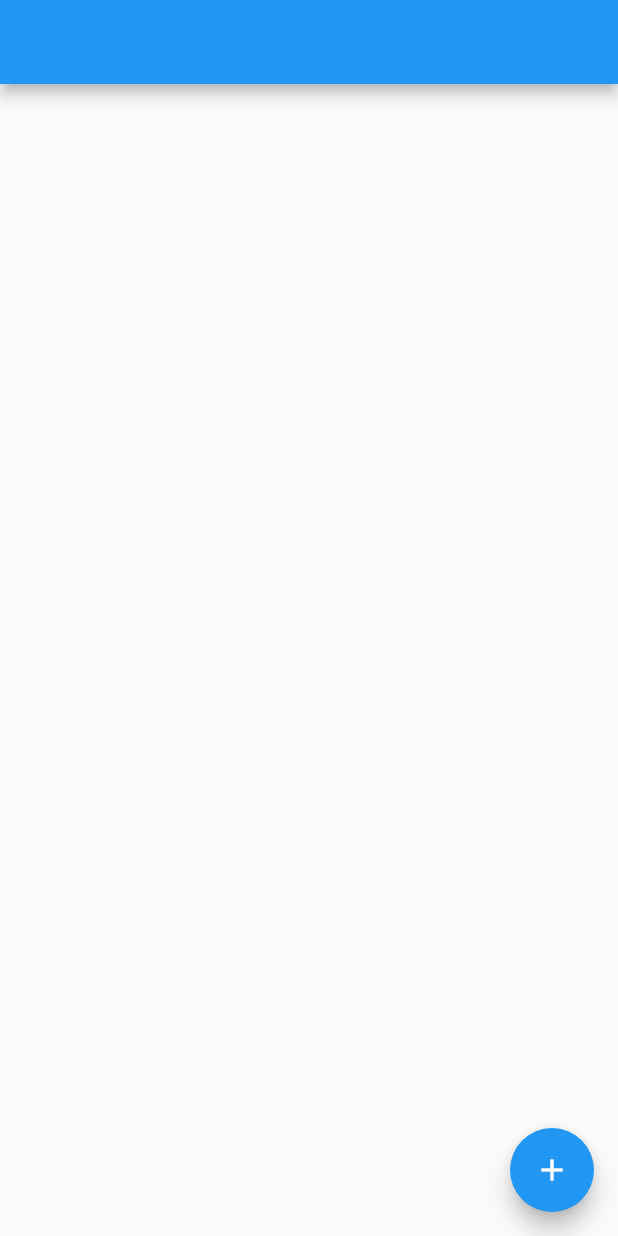
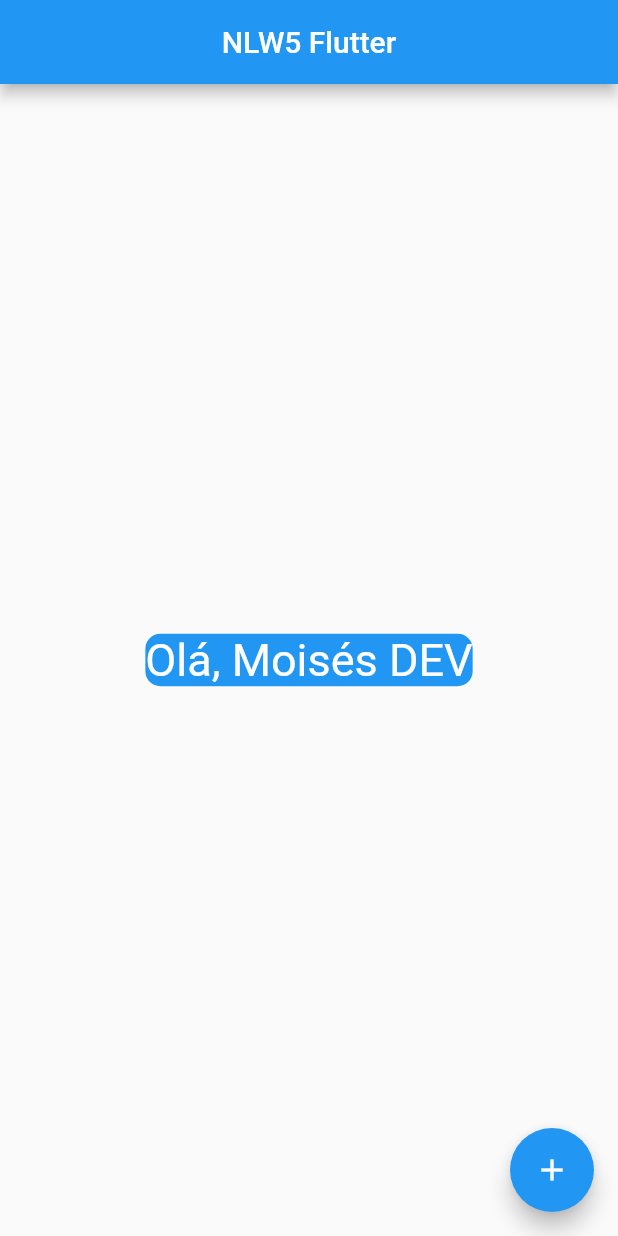
Before and after one commit to MoisesSDelmoro/Quiz-NLW-TrilhaFlutter, a Flutter app: the screen it shows after launch, on a phone screen of 412 x 824 dp. Run offline on Flutter 3.47's test engine with Material 2 defaults, Android fonts, the phone set to English and light mode, and no system bars.

Commit message:
recursos base

```diff
--- a/lib/core/app_widget.dart
+++ b/lib/core/app_widget.dart
@@ -6,7 +6,18 @@ class AppWidget extends StatelessWidget {
     return MaterialApp(
       title: "DevQuiz",
       home: Scaffold(
-          appBar: AppBar(),
+          appBar: AppBar(
+            title: Center(child: Text("NLW5 Flutter")),
+          ),
+          body: Center(
+              child: Container(
+                  decoration: BoxDecoration(
+                      color: Colors.blue,
+                      borderRadius: BorderRadius.circular(10)),
+                  child: Text(
+                    "Olá, Moisés DEV",
+                    style: TextStyle(fontSize: 30, color: Colors.white),
+                  ))),
           floatingActionButton: FloatingActionButton(
             onPressed: () {},
             child: Icon(Icons.add),
```
